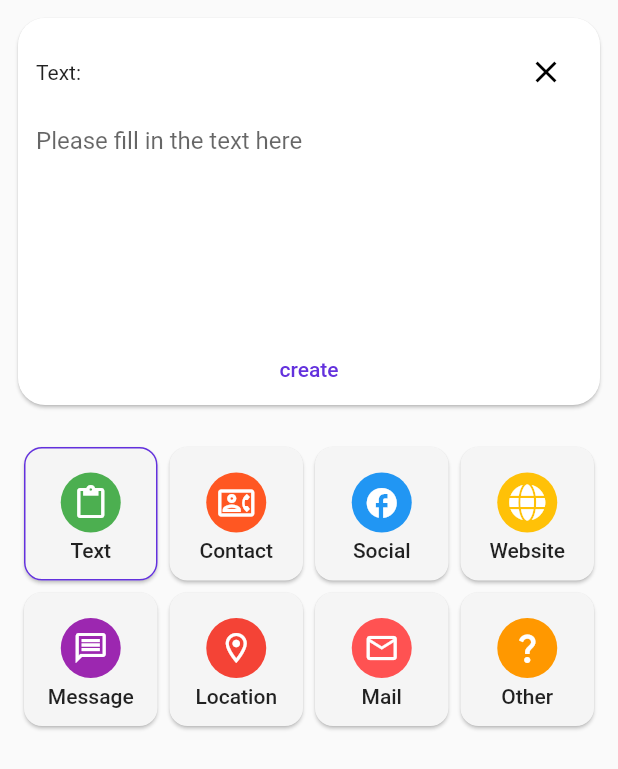
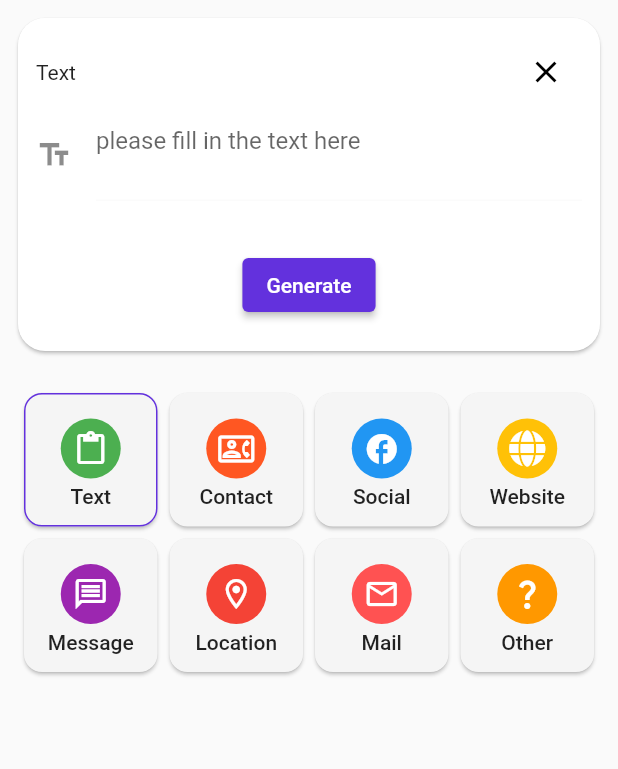
Before and after one commit to Berkay-Ates/qr_code_frontend, a Flutter app: the QrGenerateView screen opened directly, after a tap on the "clear" icon, on a phone screen of 412 x 824 dp. Shown: the top 769 px of the screen. Run offline on Flutter 3.47's test engine with Material 2 defaults, Android fonts, the phone set to English and light mode, and no system bars; drawn by our look-alikes of auto_size_text; our stand-ins replace connectivity_plus, dio, easy_localization, flutter_mobx, flutter_svg, font_awesome_flutter and 4 more; accounts and stored records are empty; generated files the repository leaves out were written again.

Commit message:
last commit

```diff
--- a/lib/core/constants/enums/navigation_enums.dart
+++ b/lib/core/constants/enums/navigation_enums.dart
@@ -2,7 +2,8 @@ enum NavigationEnums {
   splashView('/'),
   onBoardView('/onBoardView'),
   registerLoginView('/registerLoginView'),
-  homeView('/homeView');
+  homeView('/homeView'),
+  generatedQrView("/generatedQRView");
 
   final String routeName;
   const NavigationEnums(this.routeName);
--- a/lib/core/init/navigation/navigation_service.dart
+++ b/lib/core/init/navigation/navigation_service.dart
@@ -1,4 +1,5 @@
 import 'package:go_router/go_router.dart';
+import '../../../feature/home/generated_qr/view/generated_qr_view.dart';
 
 import '../../../feature/auth/onboard/view/onboard_view.dart';
 import '../../../feature/auth/register_login/view/register_login_view.dart';
@@ -16,6 +17,9 @@ class NavigationService {
     GoRoute(path: NavigationEnums.splashView.routeName, builder: ((context, state) => const SplashView())),
     GoRoute(path: NavigationEnums.onBoardView.routeName, builder: ((context, state) => const OnboardView())),
     GoRoute(path: NavigationEnums.homeView.routeName, builder: ((context, state) => const AppHomeView())),
+    GoRoute(
+        path: "${NavigationEnums.generatedQrView.routeName}/:qrData",
+        builder: ((context, state) => GeneratedQrView(qrData: state.params["qrData"] ?? " DATA WAS NULL"))),
     GoRoute(path: NavigationEnums.registerLoginView.routeName, builder: ((context, state) => const RegisterLoginView()))
   ]);
 }
--- a/lib/core/init/theme/app_theme/app_theme_light.dart
+++ b/lib/core/init/theme/app_theme/app_theme_light.dart
@@ -14,7 +14,7 @@ class AppThemeLight extends AppTheme with AppLightThemeInterface {
 
   @override
   ThemeData get themeData => ThemeData.light().copyWith(
-      appBarTheme: ThemeData.light().appBarTheme.copyWith(centerTitle: true),
+      appBarTheme: ThemeData.light().appBarTheme.copyWith(centerTitle: true, elevation: 0),
       colorScheme: _appColorScheme,
       floatingActionButtonTheme: floatingActionButtonTheme,
       inputDecorationTheme: _appInputDecorationTheme(),
--- a/lib/feature/home/qr_generate/view/qr_generate_view.dart
+++ b/lib/feature/home/qr_generate/view/qr_generate_view.dart
@@ -8,6 +8,8 @@ import '../../../../product/enums/qr_code_options_enums.dart';
 import '../../../../product/paddings/app_paddings.dart';
 import '../view_model/qr_generate_view_model.dart';
 
+part 'suplementary_qr_generate_view.dart';
+
 class QrGenerateView extends StatelessWidget {
   const QrGenerateView({super.key});
 
@@ -15,8 +17,12 @@ class QrGenerateView extends StatelessWidget {
   Widget build(BuildContext context) {
     return BaseView<QrGenerateViewModel>(
       viewModel: QrGenerateViewModel(),
-      onModelReady: ((viewModel) {}),
+      onModelReady: ((viewModel) {
+        viewModel.init();
+        viewModel.setContext(context);
+      }),
       onPageBuilder: ((context, viewModel) {
+        viewModel.formState.currentState?.reset();
         return Scaffold(
           key: viewModel.scaffoldState,
           body: Column(
@@ -34,151 +40,33 @@ class QrGenerateView extends StatelessWidget {
                           child: buildQrCodeGenerateField(viewModel),
                         ),
                       ),
-                      TextButton(onPressed: (() {}), child: const Text("create"))
+                      Padding(
+                        padding: AppPaddings.xlargeAllPadding,
+                        child: ElevatedButton(
+                            onPressed: () {
+                              viewModel.navigateAndBuildQR();
+                            },
+                            child: viewModel.isloading
+                                ? CircularProgressIndicator.adaptive(
+                                    strokeWidth: 3,
+                                    backgroundColor: Theme.of(context).colorScheme.onSurface,
+                                  )
+                                : const Text('Generate')),
+                      )
                     ],
                   ),
                 );
               }),
               Expanded(
-                  child: Padding(
-                padding: AppPaddings.largeAllPadding,
-                child: buildGridView(context, viewModel),
-              )),
+                child: Padding(
+                  padding: AppPaddings.largeAllPadding,
+                  child: buildGridView(context, viewModel),
+                ),
+              ),
             ],
           ),
         );
       }),
     );
   }
-
-  Widget buildQrCodeGenerateField(QrGenerateViewModel viewModel) {
-    switch (viewModel.qrCodeOptionsEnum) {
-      case QrCodeOptionsEnum.text:
-        return buildQrTextGenerate();
-      case QrCodeOptionsEnum.contact:
-        return Column(
-          children: [
-            TextFormField(
-                textInputAction: TextInputAction.next,
-                decoration: const InputDecoration(
-                    alignLabelWithHint: false,
-                    icon: Icon(Icons.person_outline_outlined),
-                    focusedBorder: UnderlineInputBorder(),
-                    hintText: "Name",
-                    border: UnderlineInputBorder(borderRadius: BorderRadius.zero))),
-            TextFormField(
-                textInputAction: TextInputAction.done,
-                keyboardType: TextInputType.phone,
-                decoration: const InputDecoration(
-                    alignLabelWithHint: false,
-                    icon: Icon(Icons.phone_outlined),
-                    focusedBorder: UnderlineInputBorder(),
-                    hintText: "Phone-Number",
-                    border: UnderlineInputBorder(borderRadius: BorderRadius.zero)))
-          ],
-        );
-      case QrCodeOptionsEnum.phone:
-        return Column(
-          children: [
-            TextFormField(
-                textInputAction: TextInputAction.next,
-                decoration: const InputDecoration(
-                    alignLabelWithHint: false,
-                    icon: Icon(FontAwesomeIcons.facebook),
-                    focusedBorder: UnderlineInputBorder(),
-                    hintText: "any social media url",
-                    border: UnderlineInputBorder(borderRadius: BorderRadius.zero))),
-            TextFormField(
-                textInputAction: TextInputAction.done,
-                keyboardType: TextInputType.text,
-                decoration: const InputDecoration(
-                    icon: Icon(Icons.text_fields),
-                    focusedBorder: UnderlineInputBorder(),
-                    hintText: "your message",
-                    border: UnderlineInputBorder(borderRadius: BorderRadius.zero)))
-          ],
-        );
-      case QrCodeOptionsEnum.url:
-        return const Text('website Qr field builded');
-      case QrCodeOptionsEnum.message:
-        return const Text('message Qr field builded');
-      case QrCodeOptionsEnum.location:
-        return const Text('location Qr field builded');
-      case QrCodeOptionsEnum.email:
-        return const Text('mail Qr field builded');
-      case QrCodeOptionsEnum.other:
-        return const Text('other Qr field builded');
-    }
-  }
-
-  Column buildQrTextGenerate() {
-    return Column(crossAxisAlignment: CrossAxisAlignment.stretch, children: [
-      Row(
-        mainAxisAlignment: MainAxisAlignment.spaceBetween,
-        children: [
-          const Text("Text:", textAlign: TextAlign.start),
-          IconButton(onPressed: () {}, icon: const Icon(Icons.clear))
-        ],
-      ),
-      TextFormField(
-        validator: (value) => (value?.length ?? 150) < 150 ? null : "please decrease text length",
-        minLines: 6,
-        maxLines: 8,
-        decoration: const InputDecoration(
-          hintText: "Please fill in the text here",
-          border: InputBorder.none,
-        ),
-      )
-    ]);
-  }
-
-//* text, contact, phoneNumber, website, location, diger, sms, email
-  Widget buildGridView(BuildContext context, QrGenerateViewModel viewModel) {
-    return GridView.builder(
-        physics: const NeverScrollableScrollPhysics(),
-        gridDelegate: const SliverGridDelegateWithFixedCrossAxisCount(
-          crossAxisCount: 4,
-          childAspectRatio: 1,
-        ),
-        itemCount: viewModel.QRmodels.length,
-        itemBuilder: ((context, index) {
-          return InkWell(
-            onTap: () {
-              viewModel.setSelectedIndex(index);
-            },
-            child: Observer(builder: (_) {
-              return Card(
-                shape: RoundedRectangleBorder(
-                    side: viewModel.selectedIndex == index
-                        ? BorderSide(color: Theme.of(context).colorScheme.primary)
-                        : BorderSide.none,
-                    borderRadius: const BorderRadius.all(Radius.circular(12))),
-                color: Theme.of(context).colorScheme.onSurface,
-                child: Padding(
-                  padding: AppPaddings.largeAllPadding,
-                  child: Column(
-                    mainAxisAlignment: MainAxisAlignment.end,
-                    children: [
-                      Padding(
-                        padding: AppPaddings.smallBottomPaddings,
-                        child: CircleAvatar(
-                          backgroundColor: viewModel.QRmodels[index].colors,
-                          child: Icon(
-                            viewModel.QRmodels[index].icons,
-                            color: Theme.of(context).colorScheme.onPrimary,
-                          ),
-                        ),
-                      ),
-                      AutoSizeText(
-                        viewModel.QRmodels[index].name,
-                        style: Theme.of(context).textTheme.button,
-                      ),
-                    ],
-                  ),
-                ),
-              );
-            }),
-          );
-        }));
-  }
 }
--- a/lib/feature/home/qr_generate/view_model/qr_generate_view_model.dart
+++ b/lib/feature/home/qr_generate/view_model/qr_generate_view_model.dart
@@ -1,9 +1,10 @@
 import 'package:flutter/material.dart';
 import 'package:font_awesome_flutter/font_awesome_flutter.dart';
 import 'package:mobx/mobx.dart';
-import 'package:qr_code/product/enums/qr_code_options_enums.dart';
 
 import '../../../../core/base/view_model/base_view_model.dart';
+import '../../../../product/enums/qr_code_options_enums.dart';
+import '../../generated_qr/view/generated_qr_view.dart';
 import '../model/ar_generate_model.dart';
 
 part 'qr_generate_view_model.g.dart';
@@ -14,8 +15,17 @@ abstract class _QrGenerateViewModelBase with Store, BaseViewModel {
   GlobalKey<FormState> formState = GlobalKey();
   GlobalKey<ScaffoldState> scaffoldState = GlobalKey();
 
+  TextEditingController? textEditingController1;
+  TextEditingController? textEditingController2;
+  TextEditingController? textEditingController3;
+  TextEditingController? textEditingController4;
+  TextEditingController? textEditingController5;
+
   // * forma key atıyoruz form icerisindeki textFieldlara validator yazıyoruz formun keyi uzerinden validatae
   //* ettigimizde form icerisindeki elemanların controllerları calısmıs oluyor.
+
+  @observable
+  bool isloading = false;
 
   @override
   void setContext(BuildContext context) => baseContext = context;
@@ -27,7 +37,13 @@ abstract class _QrGenerateViewModelBase with Store, BaseViewModel {
   QrCodeOptionsEnum qrCodeOptionsEnum = QrCodeOptionsEnum.text;
 
   @override
-  void init() {}
+  void init() {
+    textEditingController1 = TextEditingController();
+    textEditingController2 = TextEditingController();
+    textEditingController3 = TextEditingController();
+    textEditingController4 = TextEditingController();
+    textEditingController5 = TextEditingController();
+  }
 
   QrGenerateModel model1 = QrGenerateModel('Text', Icons.paste_outlined, Colors.green);
   QrGenerateModel model2 = QrGenerateModel('Contact', Icons.contact_phone_outlined, Colors.deepOrange);
@@ -46,4 +62,22 @@ abstract class _QrGenerateViewModelBase with Store, BaseViewModel {
     selectedIndex = index;
     qrCodeOptionsEnum = QrCodeOptionsEnum.values.elementAt(index);
   }
+
+  @action
+  void changeLoading() {
+    isloading = !isloading;
+  }
+
+  @action
+  void navigateAndBuildQR() {
+    final textForQr =
+        "${textEditingController1?.text}, ${textEditingController2?.text}, ${textEditingController3?.text}, ${textEditingController4?.text}, ${textEditingController5?.text}";
+    debugPrint(textForQr);
+
+    if ((formState.currentState?.validate() ?? true) == false) {
+      return;
+    }
+    //navigationService.router.go("${NavigationEnums.generatedQrView.routeName}/:$textForQr");
+    Navigator.push(baseContext, MaterialPageRoute(builder: ((context) => GeneratedQrView(qrData: textForQr))));
+  }
 }
--- a/lib/feature/home/qr_history/view_model/qr_history_view_model.dart
+++ b/lib/feature/home/qr_history/view_model/qr_history_view_model.dart
@@ -47,7 +47,7 @@ abstract class _QrHistoryViewModelBase with Store, BaseViewModel {
         return Icons.paste_outlined;
       case QrCodeOptionsEnum.contact:
         return Icons.contact_phone_outlined;
-      case QrCodeOptionsEnum.phone:
+      case QrCodeOptionsEnum.social:
         return Icons.contact_phone_outlined;
       case QrCodeOptionsEnum.url:
         return FontAwesomeIcons.globe;
@@ -73,7 +73,7 @@ abstract class _QrHistoryViewModelBase with Store, BaseViewModel {
             radius: 27,
             backgroundColor: Colors.deepOrange,
             child: Icon(Icons.contact_phone_outlined, size: 32, color: Colors.white));
-      case QrCodeOptionsEnum.phone:
+      case QrCodeOptionsEnum.social:
         return const CircleAvatar(
             radius: 27,
             backgroundColor: Colors.blue,
--- a/lib/product/enums/qr_code_options_enums.dart
+++ b/lib/product/enums/qr_code_options_enums.dart
@@ -1,7 +1,7 @@
 enum QrCodeOptionsEnum {
   text('text'),
   contact('contact'),
-  phone('social'),
+  social('social'),
   url('url'),
   message('message'),
   location('location'),
--- a/pubspec.yaml
+++ b/pubspec.yaml
@@ -17,6 +17,9 @@ dependencies:
   # state management
   mobx: ^2.1.3
   flutter_mobx: ^2.0.6+5
+
+  # qr code generator
+  qr_flutter: ^4.0.0
 
   #cache
   hive_flutter: ^1.1.0
```
Also changed, not shown: lib/feature/auth/splash/view_model/splash_view_model.dart (+5 -5 lines), lib/feature/home/app_home/view/app_home_view.dart (+7 -3 lines), lib/feature/home/generated_qr/view/generated_qr_view.dart (added, +30 -0 lines), lib/feature/home/qr_generate/view/suplementary_qr_generate_view.dart (added, +338 -0 lines), lib/feature/home/qr_generate/view_model/qr_generate_view_model.g.dart, pubspec.lock.
